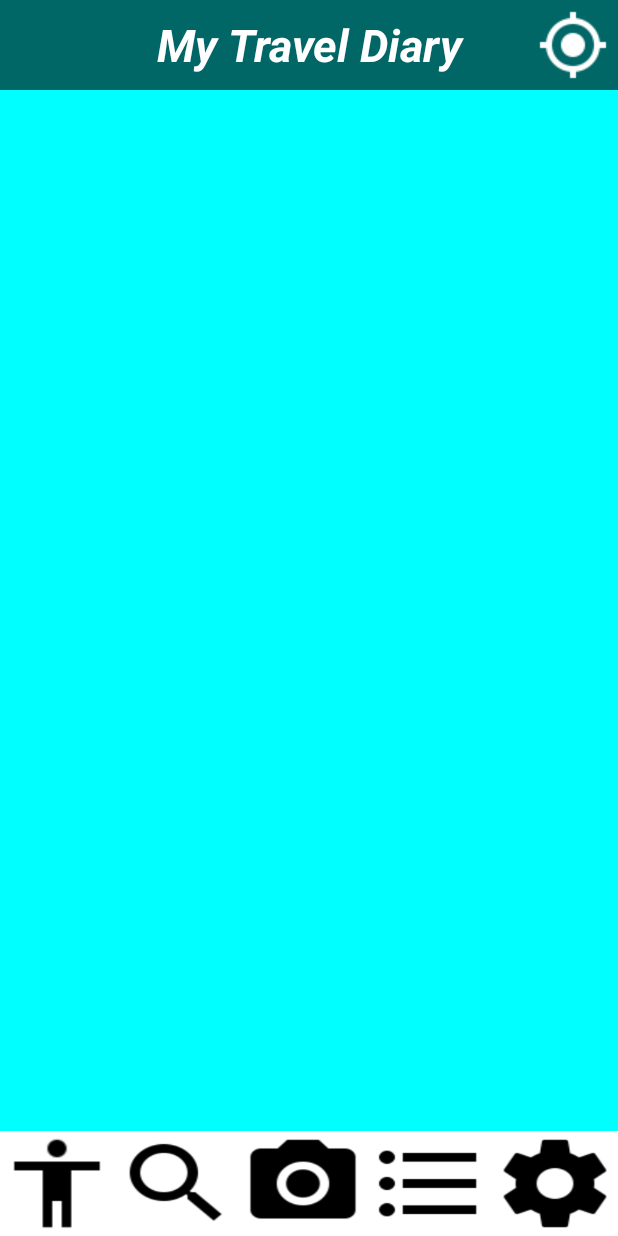
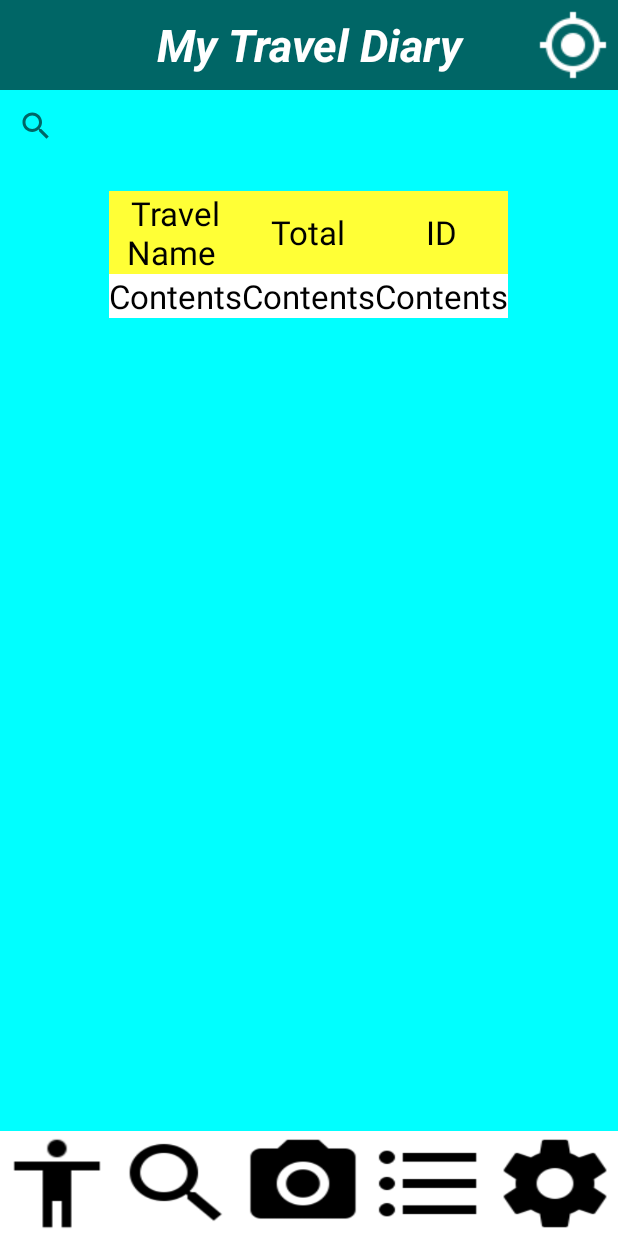
Before and after one commit to jangho/MyRoadMap, an Android app: the layout activity_my_road.xml on its own in the app's theme, with its tools: preview values and no code run, on a phone screen of 412 x 824 dp. Run offline under Robolectric (Android 15) with nearby library versions, the phone set to English and light mode, and no system bars.

Commit message:
Add TableLayout test example

```diff
--- a/app/src/main/res/layout/activity_my_road.xml
+++ b/app/src/main/res/layout/activity_my_road.xml
@@ -1,34 +1,118 @@
 <?xml version="1.0" encoding="utf-8"?>
+
+<!-- Created by jan on 2016. 10. 17. -->
+
 <LinearLayout xmlns:android="http://schemas.android.com/apk/res/android"
     xmlns:tools="http://schemas.android.com/tools"
     android:layout_width="match_parent"
     android:layout_height="match_parent"
-    tools:context="com.example.audacia.sample.MainActivity"
     android:background="#00FFFF"
-    android:orientation="vertical">
+    android:orientation="vertical"
+    tools:context="com.example.audacia.sample.MainActivity">
 
-    <include layout="@layout/upper_box"/>
+    <include layout="@layout/upper_box" />
+
+    <SearchView
+        android:layout_width="wrap_content"
+        android:layout_height="wrap_content"></SearchView>
+
+    <TableLayout
+        xmlns:android="http://schemas.android.com/apk/res/android"
+        android:layout_width="wrap_content"
+        android:layout_height="113dp"
+        android:layout_gravity="center"
+        android:orientation="vertical" >
+
+        <TextView
+            android:layout_width="fill_parent"
+            android:layout_height="wrap_content"
+            android:layout_gravity="center_horizontal" />
+
+        <TableRow
+            android:layout_width="fill_parent"
+            android:layout_height="fill_parent"
+            android:background="#FFFF36"
+            android:gravity="center"
+            android:orientation="horizontal" >
+
+            <TextView
+                android:layout_width="80dp"
+                android:layout_height="wrap_content"
+                android:gravity="center"
+                android:text="Travel Name "
+                android:textColor="#000000"
+                android:textSize="10pt" />
+
+            <TextView
+                android:layout_width="80dp"
+                android:layout_height="wrap_content"
+                android:gravity="center"
+                android:text="Total"
+                android:textColor="#000000"
+                android:textSize="10pt" />
+
+            <TextView
+                android:layout_width="80dp"
+                android:layout_height="wrap_content"
+                android:gravity="center"
+                android:text="ID"
+                android:textColor="#000000"
+                android:textSize="10pt" />
+        </TableRow>
+
+        <TableRow
+            android:layout_width="fill_parent"
+            android:layout_height="fill_parent"
+            android:background="#FFFFFF"
+            android:orientation="horizontal" >
+
+            <TextView
+                android:layout_width="fill_parent"
+                android:layout_height="wrap_content"
+                android:gravity="center"
+                android:text="Contents"
+                android:textColor="#000000"
+                android:textSize="10pt" />
+
+            <TextView
+                android:layout_width="fill_parent"
+                android:layout_height="wrap_content"
+                android:gravity="center"
+                android:text="Contents"
+                android:textColor="#000000"
+                android:textSize="10pt" />
+
+            <TextView
+                android:layout_width="fill_parent"
+                android:layout_height="wrap_content"
+                android:gravity="center"
+                android:text="Contents"
+                android:textColor="#000000"
+                android:textSize="10pt" />
+        </TableRow>
+    </TableLayout>
+
 
     <RelativeLayout
-        android:orientation="vertical"
-        android:layout_weight="1"
         android:layout_width="match_parent"
         android:layout_height="wrap_content"
+        android:layout_weight="1"
         android:gravity="top|center"
+        android:orientation="vertical"
         android:weightSum="1">
 
         <RelativeLayout
-            android:orientation="vertical"
             android:layout_width="match_parent"
             android:layout_height="300dp"
+            android:layout_alignParentLeft="true"
+            android:layout_alignParentStart="true"
             android:layout_alignParentTop="true"
-            android:layout_alignParentLeft="true"
-            android:layout_alignParentStart="true">
+            android:orientation="vertical">
 
         </RelativeLayout>
     </RelativeLayout>
 
 
-    <include layout="@layout/bottom_box"/>
+    <include layout="@layout/bottom_box" />
 
 </LinearLayout>
```
